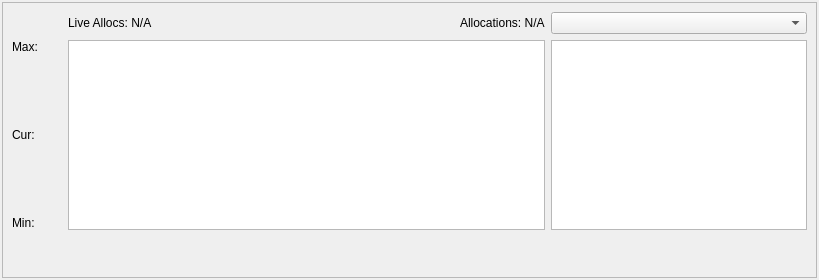
First picture: the form in Projects/Inspector/MemoryWidget.ui, repository ezEngine/ezEngine, before the edit.
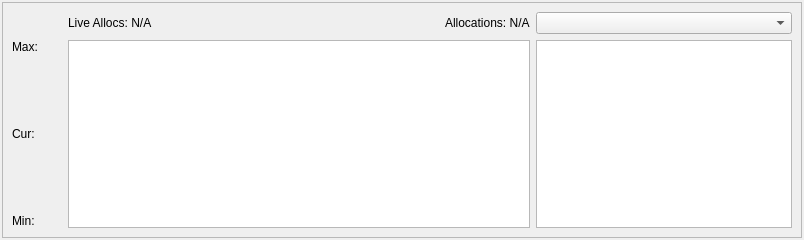
Second picture: the form after the edit.

Patch:
```diff
--- a/Projects/Inspector/MemoryWidget.ui
+++ b/Projects/Inspector/MemoryWidget.ui
@@ -6,10 +6,16 @@
    <rect>
     <x>0</x>
     <y>0</y>
-    <width>819</width>
-    <height>280</height>
+    <width>804</width>
+    <height>240</height>
    </rect>
   </property>
+  <property name="maximumSize">
+   <size>
+    <width>524287</width>
+    <height>284</height>
+   </size>
+  </property>
   <property name="features">
    <set>QDockWidget::AllDockWidgetFeatures</set>
   </property>
@@ -163,8 +169,8 @@
          </property>
          <property name="sizeHint" stdset="0">
           <size>
-           <width>20</width>
-           <height>40</height>
+           <width>0</width>
+           <height>0</height>
           </size>
          </property>
         </spacer>
```
Left out of the diff: 11 changed lines with no effect on the pictures.
